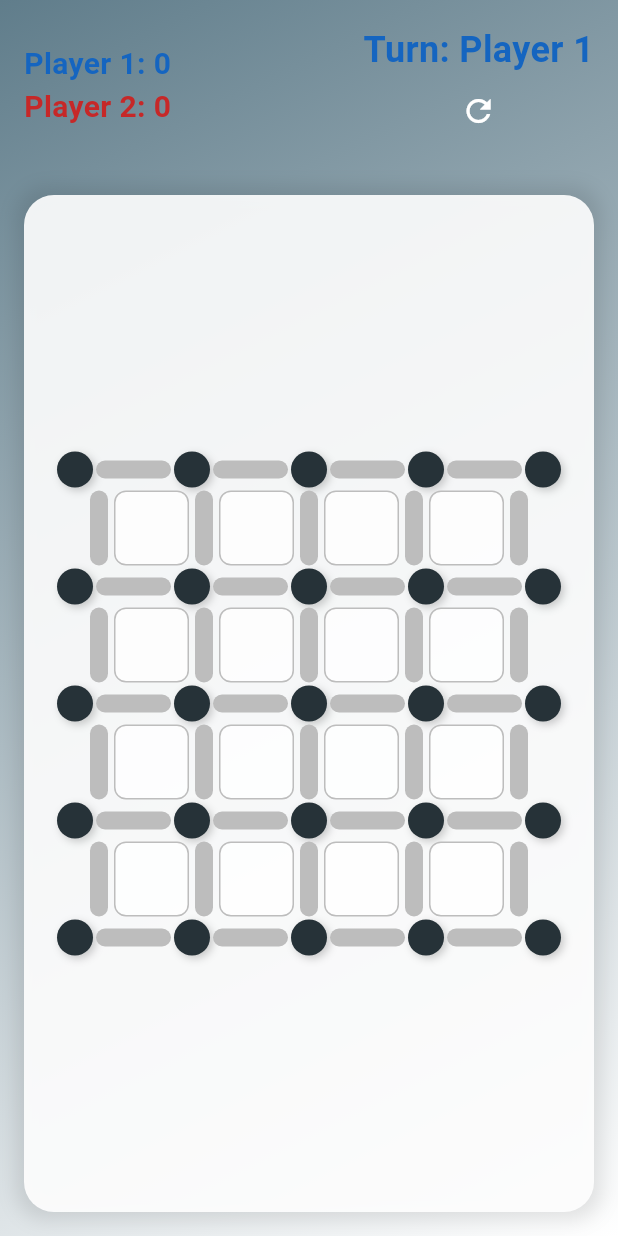
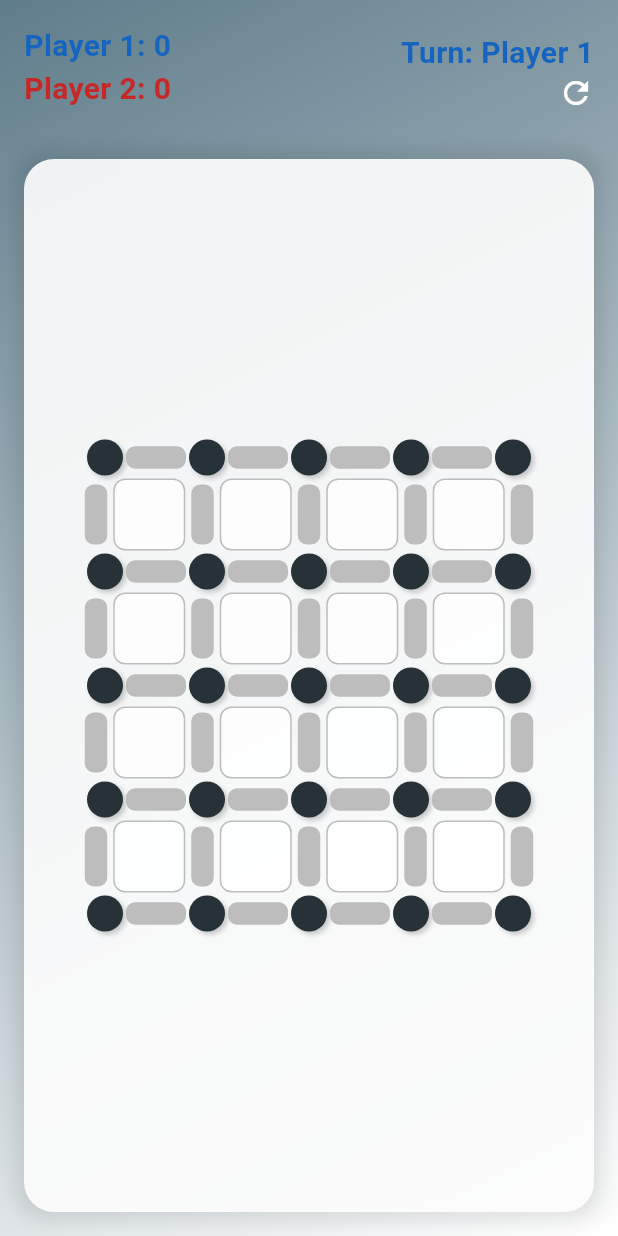
Before and after one commit to kausar100/dot-box-game-flutter, a Flutter app: the screen it shows after launch, on a phone screen of 412 x 824 dp. Run offline on Flutter 3.47's test engine with Material 3 defaults, Android fonts, the phone set to English and light mode, and no system bars; our stand-ins replace flutter_animate.

Commit message:
game ui updated and fix some ui issue

```diff
--- a/lib/main.dart
+++ b/lib/main.dart
@@ -28,6 +28,7 @@ class MyApp extends StatelessWidget {
   @override
   Widget build(BuildContext context) {
     return MaterialApp(
+      debugShowCheckedModeBanner: false,
       title: 'Dots and Boxes',
       theme: ThemeData.light(),
       home: const SplashScreen(), // Start with splash screen
--- a/lib/presentation/screens/game_screen.dart
+++ b/lib/presentation/screens/game_screen.dart
@@ -24,7 +24,10 @@ class GameScreen extends StatelessWidget {
           child: Consumer<GameProvider>(
             builder: (context, provider, child) {
               final state = provider.gameState;
-              return Column(
+              return Stack(
+                alignment: Alignment.center,
+                children: [
+                  Column(
                     children: [
                       _buildHeader(context, state, provider),
                       Expanded(
@@ -48,10 +51,11 @@ class GameScreen extends StatelessWidget {
                                 padding: const EdgeInsets.all(8.0),
                                 child: Column(
                                   mainAxisAlignment: MainAxisAlignment.center,
-                              children:
-                                  List.generate(state.gridSize * 2 + 1, (row) {
+                                  children: List.generate(
+                                      state.gridSize * 2 + 1, (row) {
                                     return Row(
-                                  mainAxisAlignment: MainAxisAlignment.center,
+                                      mainAxisAlignment:
+                                          MainAxisAlignment.center,
                                       children: List.generate(
                                           state.gridSize * 2 + 1, (col) {
                                         if (row % 2 == 0 && col % 2 == 0) {
@@ -63,11 +67,11 @@ class GameScreen extends StatelessWidget {
                                             isHorizontal: true,
                                             row: edgeRow,
                                             col: edgeCol,
-                                        isDrawn: state.horizontalEdges[edgeRow]
+                                            isDrawn:
+                                                state.horizontalEdges[edgeRow]
                                                     [edgeCol],
-                                        owner:
-                                            state.horizontalEdgeOwners[edgeRow]
-                                                [edgeCol],
+                                            owner: state.horizontalEdgeOwners[
+                                                edgeRow][edgeCol],
                                             onTap: () => provider.toggleEdge(
                                                 true, edgeRow, edgeCol),
                                           );
@@ -78,9 +82,11 @@ class GameScreen extends StatelessWidget {
                                             isHorizontal: false,
                                             row: edgeRow,
                                             col: edgeCol,
-                                        isDrawn: state.verticalEdges[edgeRow]
+                                            isDrawn:
+                                                state.verticalEdges[edgeRow]
                                                     [edgeCol],
-                                        owner: state.verticalEdgeOwners[edgeRow]
+                                            owner: state
+                                                    .verticalEdgeOwners[edgeRow]
                                                 [edgeCol],
                                             onTap: () => provider.toggleEdge(
                                                 false, edgeRow, edgeCol),
@@ -103,8 +109,12 @@ class GameScreen extends StatelessWidget {
                           ),
                         ),
                       ),
+                    ],
+                  ),
                   if (state.gameOver)
-                    _buildGameOverOverlay(context, state, provider),
+                    Positioned(
+                        bottom: 16,
+                        child: _buildGameOverOverlay(context, state, provider)),
                 ],
               );
             },
@@ -120,8 +130,10 @@ class GameScreen extends StatelessWidget {
       padding: const EdgeInsets.all(16.0),
       child: Row(
         mainAxisAlignment: MainAxisAlignment.spaceBetween,
+        crossAxisAlignment: CrossAxisAlignment.end,
         children: [
           Column(
+            crossAxisAlignment: CrossAxisAlignment.start,
             children: [
               Text(
                 "Player 1: ${state.scores[0]}",
@@ -142,21 +154,21 @@ class GameScreen extends StatelessWidget {
             ],
           ),
           Column(
+            crossAxisAlignment: CrossAxisAlignment.end,
             children: [
               Text(
                 "Turn: Player ${state.currentPlayer}",
                 style: TextStyle(
-                  fontSize: 24,
+                  fontSize: 20,
                   fontWeight: FontWeight.bold,
                   color: state.currentPlayer == 1
                       ? Colors.blue[800]
                       : Colors.red[800],
                 ),
               ),
-              IconButton(
-                icon: const Icon(Icons.refresh, color: Colors.white),
-                onPressed: provider.restartGame,
-              ),
+              InkWell(
+                  onTap: provider.restartGame,
+                  child: const Icon(Icons.refresh, color: Colors.white)),
             ],
           ),
         ],
@@ -171,9 +183,7 @@ class GameScreen extends StatelessWidget {
         : state.scores[1] > state.scores[0]
             ? 'Player 2 Wins!'
             : 'It\'s a Tie!';
-    return Container(
-      color: Colors.black54,
-      child: Center(
+    return Center(
       child: Container(
         padding: const EdgeInsets.all(20),
         decoration: BoxDecoration(
@@ -204,7 +214,6 @@ class GameScreen extends StatelessWidget {
           ],
         ),
       ),
-      ),
     );
   }
 }
--- a/lib/presentation/widgets/dot_widget.dart
+++ b/lib/presentation/widgets/dot_widget.dart
@@ -14,7 +14,7 @@ class DotWidget extends StatelessWidget {
         boxShadow: [
           BoxShadow(
             color: Colors.black.withOpacity(0.2),
-            blurRadius: 4,
+            blurRadius: 2,
             offset: const Offset(2, 2),
           ),
         ],
--- a/lib/presentation/widgets/edge_widget.dart
+++ b/lib/presentation/widgets/edge_widget.dart
@@ -34,8 +34,8 @@ class EdgeWidget extends StatelessWidget {
         provider.lastEdgeIsHorizontal == isHorizontal;
 
     Widget edge = Container(
-      width: isHorizontal ? 50 : 12,
-      height: isHorizontal ? 12 : 50,
+      width: isHorizontal ? 40 : 15,
+      height: isHorizontal ? 15 : 40,
       margin: const EdgeInsets.all(2),
       decoration: BoxDecoration(
         color: edgeColor,
--- a/lib/presentation/widgets/square_widget.dart
+++ b/lib/presentation/widgets/square_widget.dart
@@ -28,8 +28,8 @@ class SquareWidget extends StatelessWidget {
         provider.lastBoxCol == col;
 
     Widget square = Container(
-      width: 50,
-      height: 50,
+      width: 48,
+      height: 48,
       margin: const EdgeInsets.all(2),
       decoration: BoxDecoration(
         color: boxColor,
@@ -39,7 +39,7 @@ class SquareWidget extends StatelessWidget {
             ? [
           BoxShadow(
             color: boxColor.withOpacity(0.5),
-            blurRadius: 6,
+            blurRadius: 4,
             spreadRadius: 1,
           ),
         ]
@@ -52,7 +52,7 @@ class SquareWidget extends StatelessWidget {
           fontSize: 24,
           fontWeight: FontWeight.bold,
           color: owner == null ? Colors.transparent : Colors.white,
-          shadows: [const Shadow(color: Colors.black54, blurRadius: 2)],
+          shadows: const [Shadow(color: Colors.black54, blurRadius: 2)],
         ),
       ),
     );
```
Lines whose indentation alone changed are shown as unchanged.
